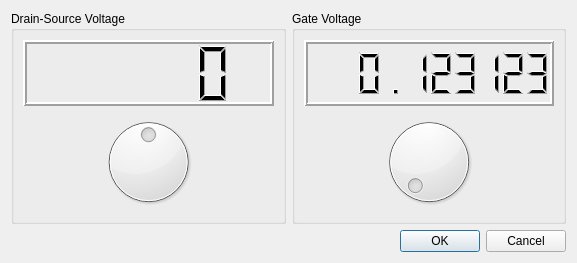
zigorrom/PyFANS, file Aquisition/ui_powersupplysettings.ui: the form before one commit.
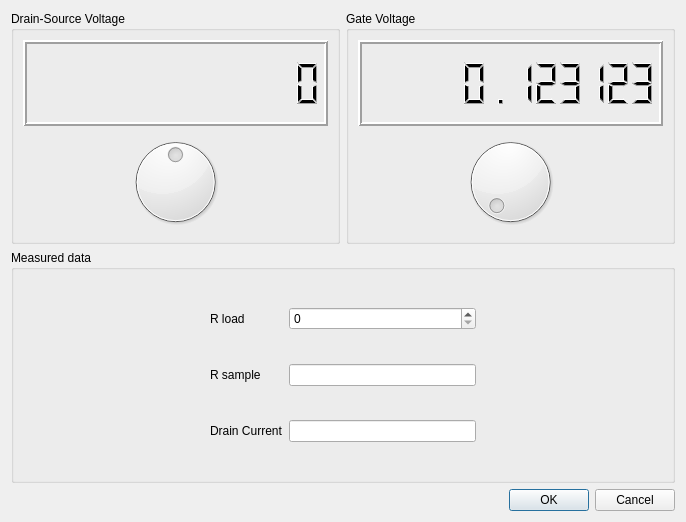
The form after the commit.

Patch:
```diff
--- a/Aquisition/ui_powersupplysettings.ui
+++ b/Aquisition/ui_powersupplysettings.ui
@@ -6,40 +6,15 @@
    <rect>
     <x>0</x>
     <y>0</y>
-    <width>577</width>
-    <height>263</height>
+    <width>686</width>
+    <height>522</height>
    </rect>
   </property>
   <property name="windowTitle">
    <string>Power Supply</string>
   </property>
   <layout class="QGridLayout" name="gridLayout">
-   <item row="0" column="1">
-    <widget class="QGroupBox" name="groupBox_2">
-     <property name="title">
-      <string>Gate Voltage</string>
-     </property>
-     <layout class="QVBoxLayout" name="verticalLayout_2">
-      <item>
-       <widget class="QLCDNumber" name="gatevoltage">
-        <property name="lineWidth">
-         <number>2</number>
-        </property>
-        <property name="digitCount">
-         <number>10</number>
-        </property>
-        <property name="value" stdset="0">
-         <double>0.123123000000000</double>
-        </property>
-       </widget>
-      </item>
-      <item>
-       <widget class="QDial" name="GateVoltageSet"/>
-      </item>
-     </layout>
-    </widget>
-   </item>
-   <item row="1" column="0" colspan="2">
+   <item row="2" column="0" colspan="2">
     <widget class="QDialogButtonBox" name="buttonBox">
      <property name="orientation">
       <enum>Qt::Horizontal</enum>
@@ -49,6 +24,71 @@
      </property>
     </widget>
    </item>
+   <item row="1" column="0" colspan="2">
+    <widget class="QGroupBox" name="groupBox_3">
+     <property name="title">
+      <string>Measured data</string>
+     </property>
+     <layout class="QGridLayout" name="gridLayout_2">
+      <item row="0" column="3">
+       <spacer name="horizontalSpacer">
+        <property name="orientation">
+         <enum>Qt::Horizontal</enum>
+        </property>
+        <property name="sizeHint" stdset="0">
+         <size>
+          <width>40</width>
+          <height>20</height>
+         </size>
+        </property>
+       </spacer>
+      </item>
+      <item row="1" column="1">
+       <widget class="QLabel" name="label_3">
+        <property name="text">
+         <string>R sample</string>
+        </property>
+       </widget>
+      </item>
+      <item row="2" column="2">
+       <widget class="QLineEdit" name="DrainCurrentMeasured"/>
+      </item>
+      <item row="0" column="2">
+       <widget class="QSpinBox" name="RloadSet"/>
+      </item>
+      <item row="0" column="1">
+       <widget class="QLabel" name="label">
+        <property name="text">
+         <string>R load</string>
+        </property>
+       </widget>
+      </item>
+      <item row="2" column="1">
+       <widget class="QLabel" name="label_2">
+        <property name="text">
+         <string>Drain Current</string>
+        </property>
+       </widget>
+      </item>
+      <item row="1" column="2">
+       <widget class="QLineEdit" name="RsampleMeasured"/>
+      </item>
+      <item row="0" column="0">
+       <spacer name="horizontalSpacer_2">
+        <property name="orientation">
+         <enum>Qt::Horizontal</enum>
+        </property>
+        <property name="sizeHint" stdset="0">
+         <size>
+          <width>40</width>
+          <height>20</height>
+         </size>
+        </property>
+       </spacer>
+      </item>
+     </layout>
+    </widget>
+   </item>
    <item row="0" column="0">
     <widget class="QGroupBox" name="groupBox">
      <property name="title">
@@ -66,6 +106,9 @@
         <property name="lineWidth">
          <number>2</number>
         </property>
+        <property name="digitCount">
+         <number>12</number>
+        </property>
        </widget>
       </item>
       <item>
@@ -84,6 +127,31 @@
      </layout>
     </widget>
    </item>
+   <item row="0" column="1">
+    <widget class="QGroupBox" name="groupBox_2">
+     <property name="title">
+      <string>Gate Voltage</string>
+     </property>
+     <layout class="QVBoxLayout" name="verticalLayout_2">
+      <item>
+       <widget class="QLCDNumber" name="gatevoltage">
+        <property name="lineWidth">
+         <number>2</number>
+        </property>
+        <property name="digitCount">
+         <number>12</number>
+        </property>
+        <property name="value" stdset="0">
+         <double>0.123123000000000</double>
+        </property>
+       </widget>
+      </item>
+      <item>
+       <widget class="QDial" name="GateVoltageSet"/>
+      </item>
+     </layout>
+    </widget>
+   </item>
   </layout>
  </widget>
  <resources/>
```
